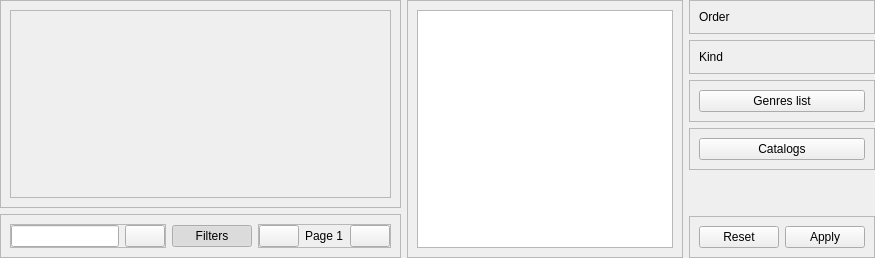
The window that data/ui/widgets/facial.ui (brandonzorn/Nlight) describes before a commit, drawn with Qt 5.
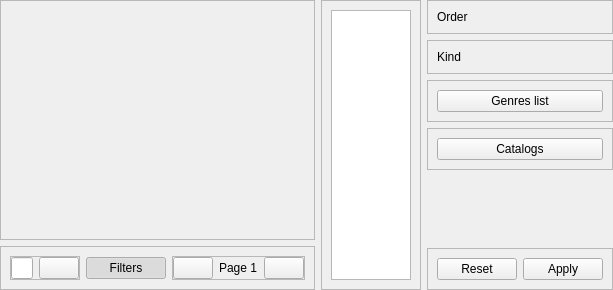
The same window after the commit.

Commit message: updated manga display area

Patch:
```diff
--- a/data/ui/widgets/facial.ui
+++ b/data/ui/widgets/facial.ui
@@ -2,6 +2,14 @@
 <ui version="4.0">
  <class>Form</class>
  <widget class="QWidget" name="Form">
+  <property name="geometry">
+   <rect>
+    <x>0</x>
+    <y>0</y>
+    <width>613</width>
+    <height>290</height>
+   </rect>
+  </property>
   <property name="locale">
    <locale language="English" country="UnitedStates"/>
   </property>
@@ -22,68 +30,19 @@
     <layout class="QVBoxLayout" name="search">
      <item>
       <widget class="QFrame" name="items_frame">
+       <property name="sizePolicy">
+        <sizepolicy hsizetype="Expanding" vsizetype="Expanding">
+         <horstretch>0</horstretch>
+         <verstretch>0</verstretch>
+        </sizepolicy>
+       </property>
        <property name="frameShape">
         <enum>QFrame::StyledPanel</enum>
        </property>
        <property name="frameShadow">
         <enum>QFrame::Raised</enum>
        </property>
-       <layout class="QVBoxLayout" name="verticalLayout">
-        <item>
-         <widget class="QScrollArea" name="scrollArea">
-          <property name="widgetResizable">
-           <bool>true</bool>
-          </property>
-          <widget class="QWidget" name="scrollAreaWidgetContents">
-           <property name="geometry">
-            <rect>
-             <x>0</x>
-             <y>0</y>
-             <width>308</width>
-             <height>214</height>
-            </rect>
-           </property>
-           <layout class="QVBoxLayout" name="scroll_layout">
-            <property name="spacing">
-             <number>0</number>
-            </property>
-            <property name="leftMargin">
-             <number>0</number>
-            </property>
-            <property name="topMargin">
-             <number>0</number>
-            </property>
-            <property name="rightMargin">
-             <number>0</number>
-            </property>
-            <property name="bottomMargin">
-             <number>0</number>
-            </property>
-            <item>
-             <layout class="QGridLayout" name="content_grid">
-              <property name="verticalSpacing">
-               <number>12</number>
-              </property>
-             </layout>
-            </item>
-            <item>
-             <spacer name="verticalSpacer_2">
-              <property name="orientation">
-               <enum>Qt::Vertical</enum>
-              </property>
-              <property name="sizeHint" stdset="0">
-               <size>
-                <width>20</width>
-                <height>40</height>
-               </size>
-              </property>
-             </spacer>
-            </item>
-           </layout>
-          </widget>
-         </widget>
-        </item>
-       </layout>
+       <layout class="QVBoxLayout" name="items_layout"/>
       </widget>
      </item>
      <item>
```
The commit also changes 19 other files.
